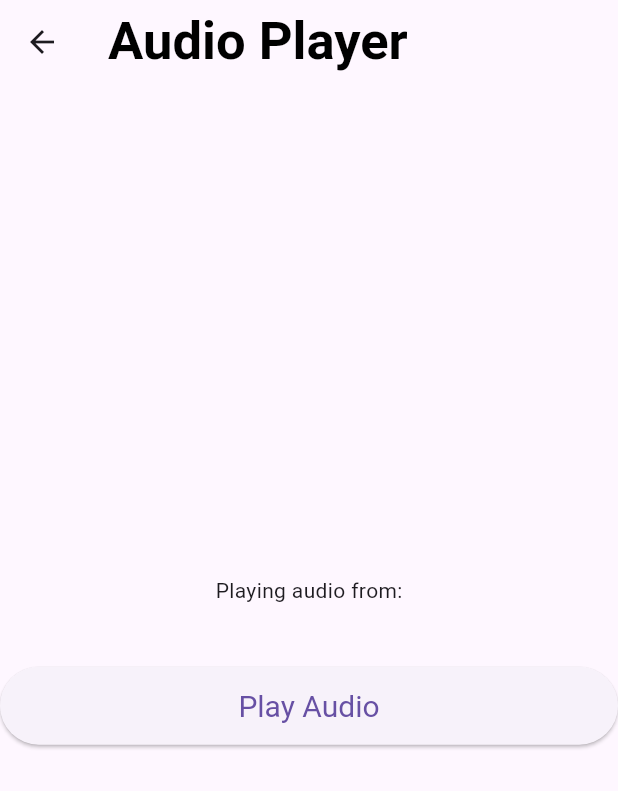
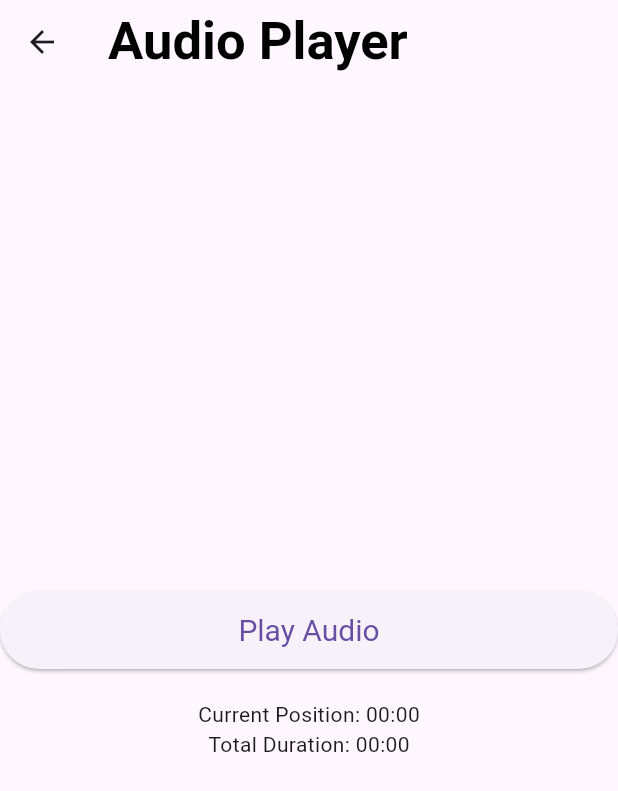
Before and after one commit to umerishaq123/telekom, a Flutter app: the AudioPlayerScreen screen opened directly with empty values, after a tap on "Play Audio", on a phone screen of 412 x 824 dp. Shown: the top 791 px of the screen. Run offline on Flutter 3.47's test engine with Material 3 defaults, Android fonts, the phone set to English and light mode, and no system bars; our stand-ins replace audioplayers, cloud_firestore, email_validator, firebase_core, firebase_storage, flutter_tts and 6 more; missing offline and left inert: syncfusion_flutter_pdfviewer; accounts and stored records are empty.

Commit message:
audios problem

```diff
--- a/lib/provider/image_to_text.dart
+++ b/lib/provider/image_to_text.dart
@@ -41,6 +41,8 @@ Future<void> processImage(File image) async {
         ..files.add(await http.MultipartFile.fromPath('image', image.path));
 
       final response = await request.send();
+print(":::: the print status code is :${response.statusCode}");
+// print(":::: the print status code is :${response.}");
 
       if (response.statusCode == 200) {
         final responseData = await response.stream.bytesToString();
--- a/lib/screens/new_chat_module/view/screens/detail_notes/audio_detail.dart
+++ b/lib/screens/new_chat_module/view/screens/detail_notes/audio_detail.dart
@@ -11,7 +11,44 @@ class AudioPlayerScreen extends StatefulWidget {
 }
 
 class _AudioPlayerScreenState extends State<AudioPlayerScreen> {
-  AudioPlayer audioPlayer = AudioPlayer();
+  late AudioPlayer audioPlayer;
+  bool isPlaying = false;
+  String currentPosition = "00:00";
+  String totalDuration = "00:00";
+
+  @override
+  void initState() {
+    super.initState();
+    audioPlayer = AudioPlayer();
+    _initializePlayer();
+  }
+
+  Future<void> _initializePlayer() async {
+    audioPlayer.onDurationChanged.listen((Duration duration) {
+      setState(() {
+        totalDuration = _formatDuration(duration);
+      });
+    });
+
+    audioPlayer.onPositionChanged.listen((Duration position) {
+      setState(() {
+        currentPosition = _formatDuration(position);
+      });
+    });
+
+    audioPlayer.onPlayerStateChanged.listen((PlayerState state) {
+      setState(() {
+        isPlaying = state == PlayerState.playing;
+      });
+    });
+  }
+
+  String _formatDuration(Duration duration) {
+    String twoDigits(int n) => n.toString().padLeft(2, "0");
+    String twoDigitMinutes = twoDigits(duration.inMinutes.remainder(60));
+    String twoDigitSeconds = twoDigits(duration.inSeconds.remainder(60));
+    return "${twoDigits(duration.inHours)}:$twoDigitMinutes:$twoDigitSeconds";
+  }
 
   @override
   void dispose() {
@@ -19,8 +56,27 @@ class _AudioPlayerScreenState extends State<AudioPlayerScreen> {
     super.dispose();
   }
 
+  Future<void> _playPauseAudio() async {
+    try {
+      if (isPlaying) {
+        await audioPlayer.pause();
+      } else {
+
+        await audioPlayer.play(UrlSource(widget.audioUrl));
+      }
+    } catch (e) {
+      print('Audio play error: $e');
+      ScaffoldMessenger.of(context).showSnackBar(
+        SnackBar(
+          content: Text('Audio play error: $e'),
+        ),
+      );
+    }
+  }
+
   @override
   Widget build(BuildContext context) {
+    print("::: the url of audio is :${widget.audioUrl}");
     return Scaffold(
       appBar: AppBar(
         title: Text('Audio Player'),
@@ -29,15 +85,16 @@ class _AudioPlayerScreenState extends State<AudioPlayerScreen> {
         child: Column(
           mainAxisAlignment: MainAxisAlignment.center,
           children: [
-            Text('Playing audio from:'),
-            Text(widget.audioUrl),
+            // Text('Playing audio from:'),
+            // Text(widget.audioUrl),
             SizedBox(height: 20),
             ElevatedButton(
-              onPressed: () {
-                audioPlayer.play(Uri.parse(widget.audioUrl) as Source); // Convert string to Uri here
-              },
-              child: Text('Play Audio'),
+              onPressed: _playPauseAudio,
+              child: Text(isPlaying ? 'Pause Audio' : 'Play Audio'),
             ),
+            SizedBox(height: 20),
+            Text('Current Position: $currentPosition'),
+            Text('Total Duration: $totalDuration'),
           ],
         ),
       ),
```
Also changed, not shown: lib/provider/session_handling_provider.dart (+7 -7 lines), lib/screens/ScreenReaderScreen.dart (+14 -13 lines), lib/screens/new_chat_module/view/screens/auth/splash.dart (+15 -6 lines), lib/utils/drawer.dart (+23 -9 lines), 1 other file.
